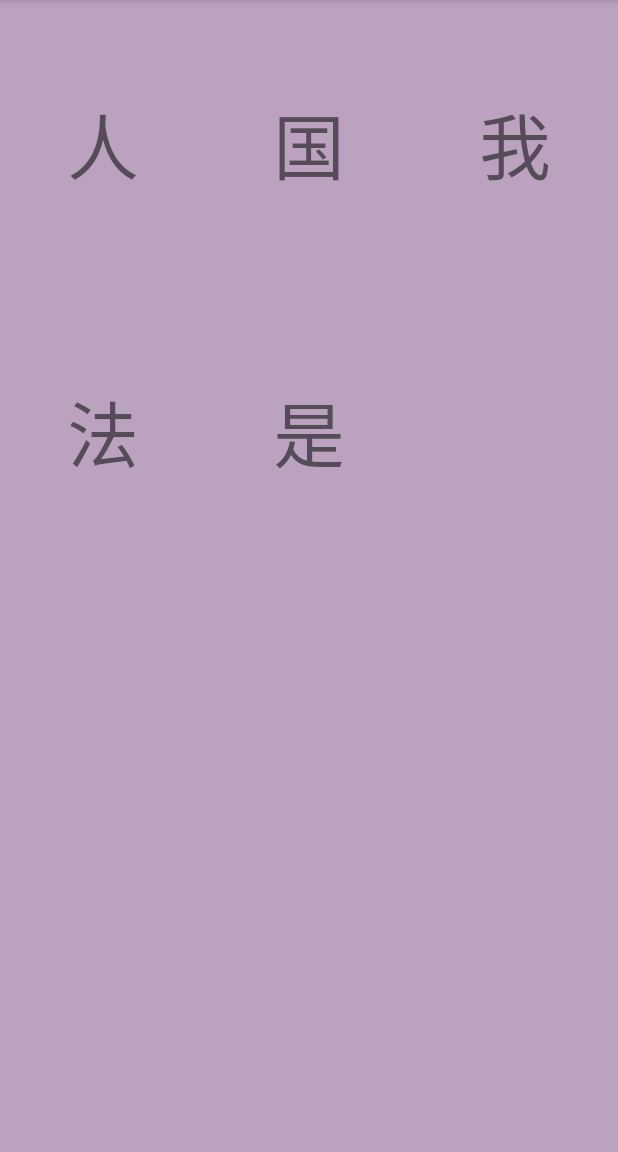
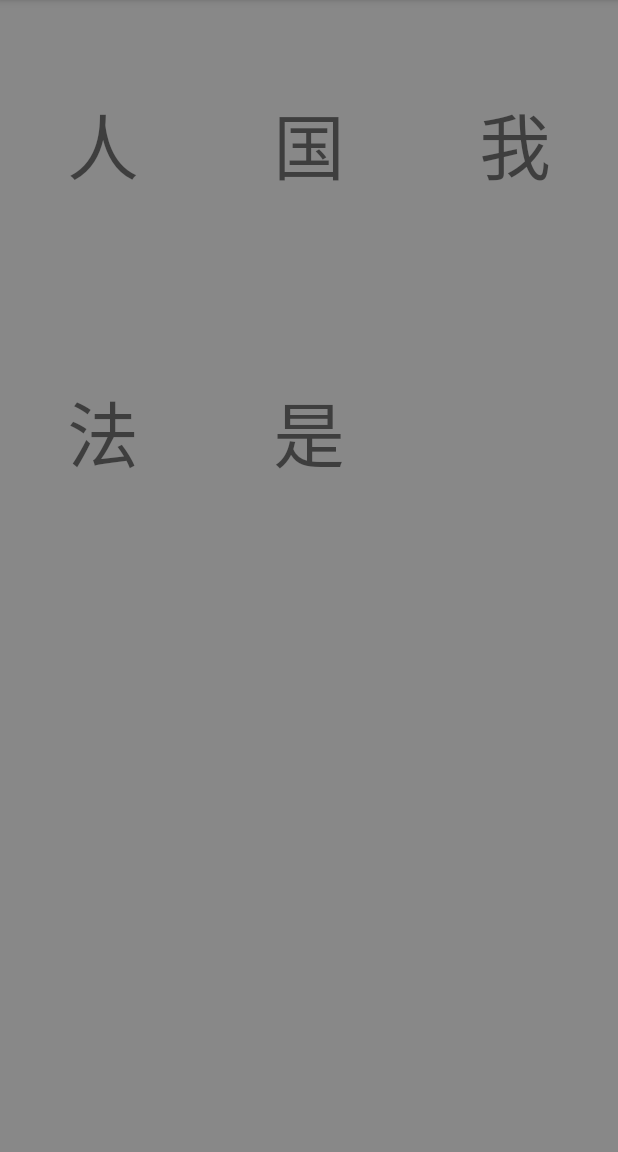
Before and after one commit to shikasu/chinese-android, an Android app: the screen it shows after launch (MainActivity), on a phone screen of 412 x 824 dp, the part 84-1236 px from its top. Run offline under Robolectric (Android 15) with nearby library versions, the phone set to English and light mode, and no system bars; libraries missing offline, so code that uses them is left out: com.github.promeg.pinyinhelper; 1 statement that could not run was skipped.

Commit message:
Do not load the first game with random colors

```diff
--- a/app/src/main/java/com/shikasu/playtime/MainActivityFragment.java
+++ b/app/src/main/java/com/shikasu/playtime/MainActivityFragment.java
@@ -53,22 +53,12 @@ public class MainActivityFragment extends Fragment {
         }
     }
 
-    void setRandomColorBackgroundForAllItems() {
-        int count = mGridLayout.getChildCount();
-        for(int i = 0 ; i <count ; i++){
-            PlayItem child = (PlayItem) mGridLayout.getChildAt(i);
-            Random rnd = new Random();
-            int color = Color.argb(255, rnd.nextInt(256), rnd.nextInt(256), rnd.nextInt(256));
-            child.setBackgroundColor(color);
-        }
-    }
-
     @Override
     public View onCreateView(LayoutInflater inflater, ViewGroup container,
                              Bundle savedInstanceState) {
         View view = inflater.inflate(R.layout.fragment_main, container, false);
         mGridLayout = (GridLayout) view.findViewById(R.id.gridLayout);
-        setRandomColorBackgroundForAllItems();
+        resetAllTilesColor();
         triggerNewRound();
         return view;
     }
```
